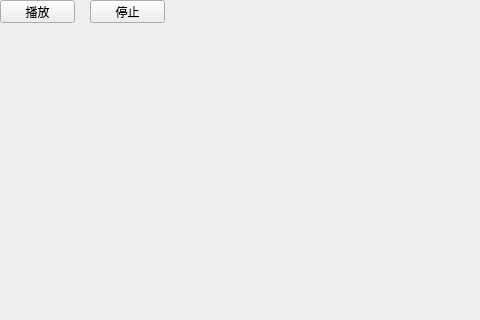
Old version of the form mainwindow.ui in the repository xhf613861/MyPlayer; both pictures show x 0 to 480 and y 0 to 320 of the 1325 by 887 pixel window.
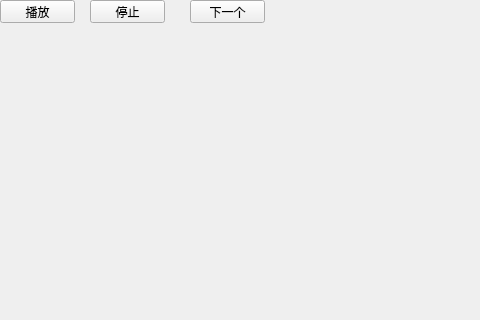
New version of the form.

```diff
--- a/mainwindow.ui
+++ b/mainwindow.ui
@@ -40,6 +40,19 @@
      <string>停止</string>
     </property>
    </widget>
+   <widget class="QPushButton" name="pushButton_2">
+    <property name="geometry">
+     <rect>
+      <x>190</x>
+      <y>0</y>
+      <width>75</width>
+      <height>23</height>
+     </rect>
+    </property>
+    <property name="text">
+     <string>下一个</string>
+    </property>
+   </widget>
   </widget>
   <widget class="QMenuBar" name="menubar">
    <property name="geometry">
```
